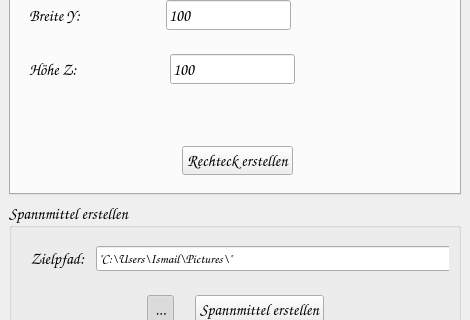
Before: the Qt Designer form UI/frm_main_window.ui in dampfwolke/blankmaker, drawn with Qt 5; both pictures show x 0 to 470 and y 114 to 434 of the 470 by 600 pixel window.
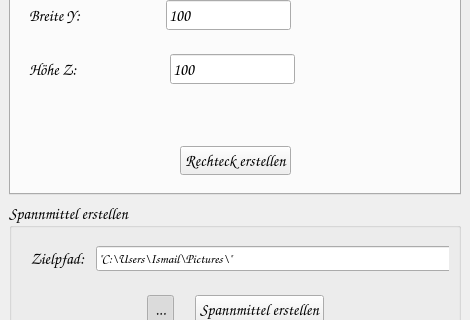
After: the same form once the commit is applied.

Diff of the .ui file:
```diff
--- a/UI/frm_main_window.ui
+++ b/UI/frm_main_window.ui
@@ -367,7 +367,7 @@
              </property>
              <property name="sizeHint" stdset="0">
               <size>
-               <width>153</width>
+               <width>151</width>
                <height>20</height>
               </size>
              </property>
```
Left out of the diff: 4 changed lines with no effect on the pictures.
